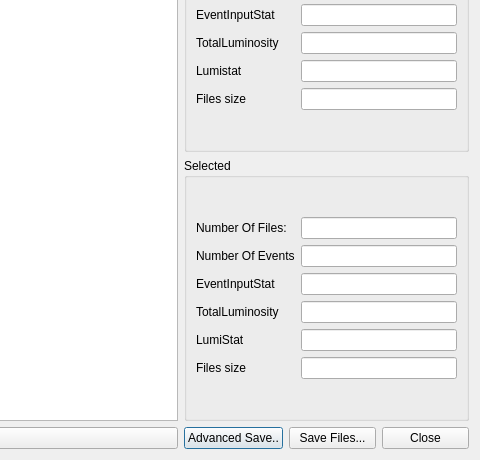
antolu/LHCbDIRAC, file LHCbDIRAC/BookkeepingSystem/Gui/Widget/FileDialog.ui: the form before one commit; both pictures show x 333 to 813 and y 391 to 851 of the 813 by 851 pixel window.
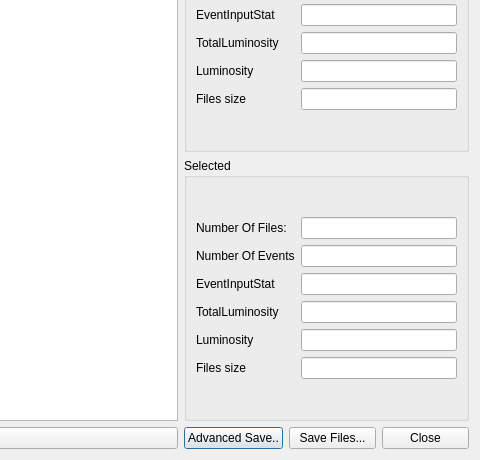
The form after the commit.

Commit message: The Lumistat has changed to Luminosity.

Patch:
```diff
--- a/LHCbDIRAC/BookkeepingSystem/Gui/Widget/FileDialog.ui
+++ b/LHCbDIRAC/BookkeepingSystem/Gui/Widget/FileDialog.ui
@@ -227,7 +227,7 @@
         <item row="4" column="0" >
          <widget class="QLabel" name="label_18" >
           <property name="text" >
-           <string>Lumistat</string>
+           <string>Luminosity</string>
           </property>
          </widget>
         </item>
@@ -316,7 +316,7 @@
         <item row="4" column="0" >
          <widget class="QLabel" name="label_20" >
           <property name="text" >
-           <string>LumiStat</string>
+           <string>Luminosity</string>
           </property>
          </widget>
         </item>
```
Left out of the diff: 4 changed lines with no effect on the pictures. The commit also changes 3 other files.
